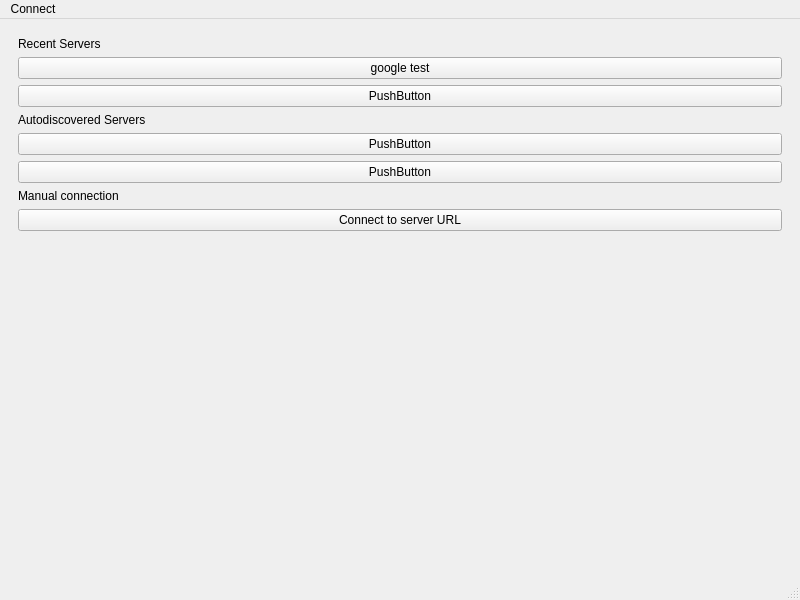
First picture: the form in desktop/src/mainwindow.ui, repository GuLinux/AstroPhoto-Plus, before the edit.
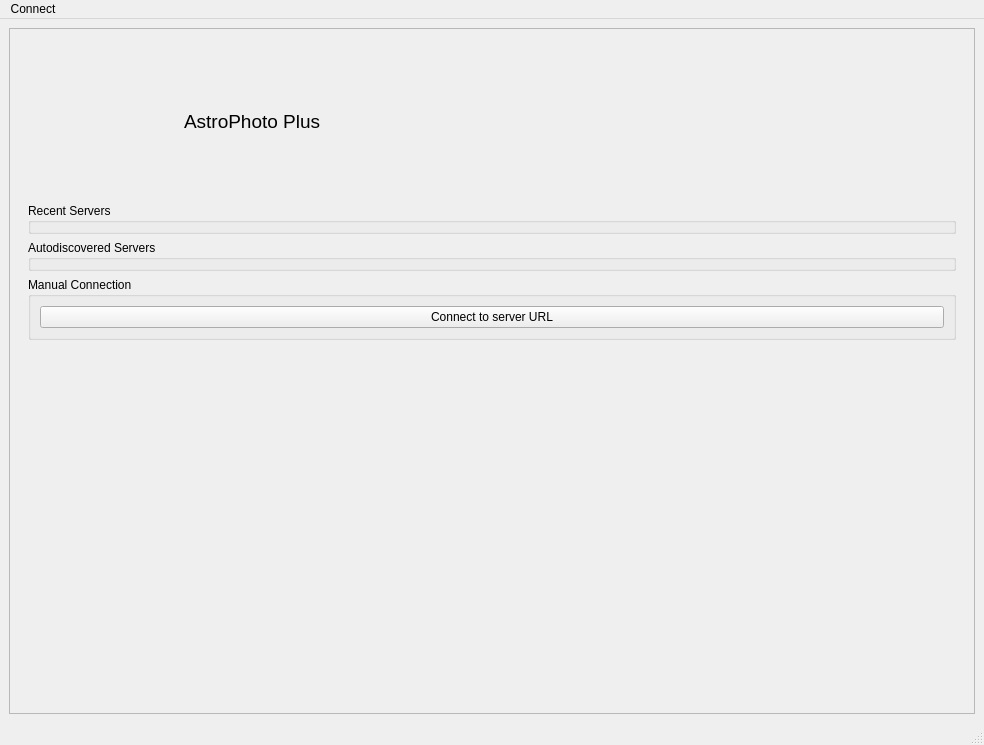
Second picture: the form after the edit. Icons and pictures are not drawn.

```diff
--- a/desktop/src/mainwindow.ui
+++ b/desktop/src/mainwindow.ui
@@ -6,89 +6,59 @@
    <rect>
     <x>0</x>
     <y>0</y>
-    <width>800</width>
-    <height>600</height>
+    <width>984</width>
+    <height>745</height>
    </rect>
   </property>
   <property name="windowTitle">
    <string>MainWindow</string>
   </property>
   <widget class="QWidget" name="centralwidget">
-   <layout class="QGridLayout" name="gridLayout">
+   <layout class="QGridLayout" name="gridLayout_2">
+    <item row="0" column="0">
+     <widget class="QScrollArea" name="scrollArea">
+      <property name="widgetResizable">
+       <bool>true</bool>
+      </property>
+      <widget class="QWidget" name="scrollAreaWidgetContents">
+       <property name="geometry">
+        <rect>
+         <x>0</x>
+         <y>0</y>
+         <width>964</width>
+         <height>683</height>
+        </rect>
+       </property>
+       <layout class="QGridLayout" name="gridLayout_3">
     <item row="0" column="0">
      <widget class="QStackedWidget" name="stackedWidget">
       <property name="currentIndex">
        <number>0</number>
       </property>
       <widget class="QWidget" name="index">
-       <layout class="QVBoxLayout" name="verticalLayout">
-        <item>
-         <widget class="QLabel" name="label">
-          <property name="sizePolicy">
-           <sizepolicy hsizetype="Preferred" vsizetype="Minimum">
-            <horstretch>0</horstretch>
-            <verstretch>0</verstretch>
-           </sizepolicy>
-          </property>
-          <property name="text">
-           <string>Recent Servers</string>
-          </property>
-         </widget>
-        </item>
-        <item>
-         <widget class="QPushButton" name="pushButton">
-          <property name="text">
-           <string>google test</string>
-          </property>
-         </widget>
-        </item>
-        <item>
-         <widget class="QPushButton" name="pushButton_2">
-          <property name="text">
-           <string>PushButton</string>
-          </property>
-         </widget>
-        </item>
-        <item>
+           <layout class="QGridLayout" name="gridLayout">
+            <item row="0" column="1">
          <widget class="QLabel" name="label_2">
           <property name="sizePolicy">
-           <sizepolicy hsizetype="Preferred" vsizetype="Minimum">
+               <sizepolicy hsizetype="Fixed" vsizetype="Fixed">
             <horstretch>0</horstretch>
             <verstretch>0</verstretch>
            </sizepolicy>
           </property>
           <property name="text">
-           <string>Autodiscovered Servers</string>
-          </property>
-         </widget>
-        </item>
-        <item>
-         <widget class="QPushButton" name="pushButton_3">
-          <property name="text">
-           <string>PushButton</string>
+               <string>&lt;html&gt;&lt;head/&gt;&lt;body&gt;&lt;p&gt;&lt;span style=&quot; font-size:14pt;&quot;&gt;AstroPhoto Plus&lt;/span&gt;&lt;/p&gt;&lt;/body&gt;&lt;/html&gt;</string>
+              </property>
+              <property name="textFormat">
+               <enum>Qt::RichText</enum>
           </property>
          </widget>
         </item>
-        <item>
-         <widget class="QPushButton" name="pushButton_4">
-          <property name="text">
-           <string>PushButton</string>
-          </property>
-         </widget>
-        </item>
-        <item>
-         <widget class="QLabel" name="label_3">
-          <property name="sizePolicy">
-           <sizepolicy hsizetype="Preferred" vsizetype="Minimum">
-            <horstretch>0</horstretch>
-            <verstretch>0</verstretch>
-           </sizepolicy>
-          </property>
-          <property name="text">
-           <string>Manual connection</string>
-          </property>
-         </widget>
-        </item>
+            <item row="3" column="0" colspan="3">
+             <widget class="QGroupBox" name="autodiscoveredServersGroup_2">
+              <property name="title">
+               <string>Manual Connection</string>
+              </property>
+              <layout class="QVBoxLayout" name="verticalLayout">
         <item>
          <widget class="QPushButton" name="manualServerButton">
           <property name="text">
@@ -96,7 +66,55 @@
           </property>
          </widget>
         </item>
-        <item>
+              </layout>
+             </widget>
+            </item>
+            <item row="1" column="0" colspan="3">
+             <widget class="QGroupBox" name="recentServersGroup">
+              <property name="title">
+               <string>Recent Servers</string>
+              </property>
+             </widget>
+            </item>
+            <item row="0" column="0">
+             <widget class="QLabel" name="label">
+              <property name="sizePolicy">
+               <sizepolicy hsizetype="Minimum" vsizetype="Minimum">
+                <horstretch>0</horstretch>
+                <verstretch>0</verstretch>
+               </sizepolicy>
+              </property>
+              <property name="minimumSize">
+               <size>
+                <width>150</width>
+                <height>150</height>
+               </size>
+              </property>
+              <property name="maximumSize">
+               <size>
+                <width>150</width>
+                <height>150</height>
+               </size>
+              </property>
+              <property name="text">
+               <string/>
+              </property>
+              <property name="pixmap">
+               <pixmap resource="resources.qrc">:/astrophotoplus/appicon</pixmap>
+              </property>
+              <property name="scaledContents">
+               <bool>true</bool>
+              </property>
+             </widget>
+            </item>
+            <item row="2" column="0" colspan="3">
+             <widget class="QGroupBox" name="autodiscoveredServersGroup">
+              <property name="title">
+               <string>Autodiscovered Servers</string>
+              </property>
+             </widget>
+            </item>
+            <item row="4" column="0">
          <spacer name="verticalSpacer">
           <property name="orientation">
            <enum>Qt::Vertical</enum>
@@ -104,10 +122,30 @@
           <property name="sizeHint" stdset="0">
            <size>
             <width>20</width>
-            <height>248</height>
+                <height>359</height>
            </size>
           </property>
          </spacer>
+            </item>
+            <item row="0" column="2">
+             <spacer name="horizontalSpacer">
+              <property name="orientation">
+               <enum>Qt::Horizontal</enum>
+              </property>
+              <property name="sizeType">
+               <enum>QSizePolicy::Maximum</enum>
+              </property>
+              <property name="sizeHint" stdset="0">
+               <size>
+                <width>447</width>
+                <height>20</height>
+               </size>
+              </property>
+             </spacer>
+            </item>
+           </layout>
+          </widget>
+         </widget>
         </item>
        </layout>
       </widget>
@@ -120,8 +158,8 @@
     <rect>
      <x>0</x>
      <y>0</y>
-     <width>800</width>
-     <height>23</height>
+     <width>984</width>
+     <height>20</height>
     </rect>
    </property>
    <widget class="QMenu" name="menuConnect">
```
Left out of the diff: 4 changed lines with no effect on the pictures. Lines whose indentation alone changed are shown as unchanged.
